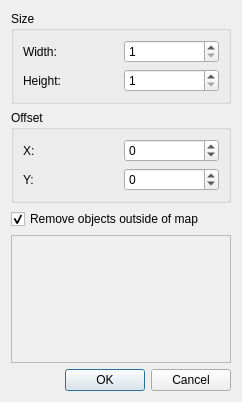
The window that src/tiled/resizedialog.ui (mapeditor/tiled) describes before a commit, drawn with Qt 5.
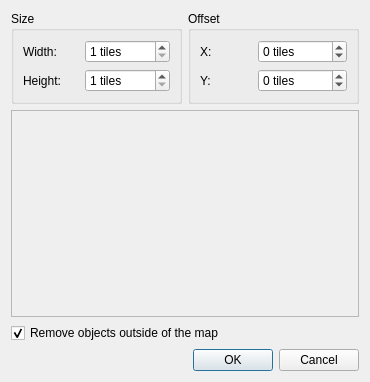
The same window after the commit. Custom widgets are drawn as their Qt base class.

Commit message:
Coding style and UI layout tweaks
* Simplified settings usage
* Adjusted variable and function names to avoid "Objs"
* Improved layout of Resize Map dialog

```diff
--- a/src/tiled/resizedialog.ui
+++ b/src/tiled/resizedialog.ui
@@ -6,20 +6,33 @@
    <rect>
     <x>0</x>
     <y>0</y>
-    <width>242</width>
-    <height>402</height>
+    <width>370</width>
+    <height>382</height>
    </rect>
   </property>
   <property name="windowTitle">
    <string>Resize</string>
   </property>
-  <layout class="QVBoxLayout" name="verticalLayout">
-   <item>
+  <layout class="QGridLayout" name="gridLayout">
+   <item row="0" column="0">
     <widget class="QGroupBox" name="groupBox">
      <property name="title">
       <string>Size</string>
      </property>
      <layout class="QGridLayout" name="_6">
+      <item row="0" column="1">
+       <widget class="QSpinBox" name="widthSpinBox">
+        <property name="suffix">
+         <string> tiles</string>
+        </property>
+        <property name="minimum">
+         <number>1</number>
+        </property>
+        <property name="maximum">
+         <number>99999</number>
+        </property>
+       </widget>
+      </item>
       <item row="0" column="0">
        <widget class="QLabel" name="label_3">
         <property name="text">
@@ -30,16 +43,6 @@
         </property>
        </widget>
       </item>
-      <item row="0" column="1">
-       <widget class="QSpinBox" name="widthSpinBox">
-        <property name="minimum">
-         <number>1</number>
-        </property>
-        <property name="maximum">
-         <number>99999</number>
-        </property>
-       </widget>
-      </item>
       <item row="1" column="0">
        <widget class="QLabel" name="label_4">
         <property name="text">
@@ -52,6 +55,9 @@
       </item>
       <item row="1" column="1">
        <widget class="QSpinBox" name="heightSpinBox">
+        <property name="suffix">
+         <string> tiles</string>
+        </property>
         <property name="minimum">
          <number>1</number>
         </property>
@@ -63,7 +69,7 @@
      </layout>
     </widget>
    </item>
-   <item>
+   <item row="0" column="1">
     <widget class="QGroupBox" name="groupBox_2">
      <property name="title">
       <string>Offset</string>
@@ -81,6 +87,9 @@
       </item>
       <item row="0" column="1">
        <widget class="QSpinBox" name="offsetXSpinBox">
+        <property name="suffix">
+         <string> tiles</string>
+        </property>
         <property name="minimum">
          <number>-99999</number>
         </property>
@@ -101,6 +110,9 @@
       </item>
       <item row="1" column="1">
        <widget class="QSpinBox" name="offsetYSpinBox">
+        <property name="suffix">
+         <string> tiles</string>
+        </property>
         <property name="minimum">
          <number>-99999</number>
         </property>
@@ -112,17 +124,7 @@
      </layout>
     </widget>
    </item>
-   <item>
-    <widget class="QCheckBox" name="removeObjsCheckBox">
-     <property name="text">
-      <string>Remove objects outside of map</string>
-     </property>
-     <property name="checked">
-      <bool>true</bool>
-     </property>
-    </widget>
-   </item>
-   <item>
+   <item row="1" column="0" colspan="2">
     <widget class="QFrame" name="frame">
      <property name="sizePolicy">
       <sizepolicy hsizetype="Preferred" vsizetype="Preferred">
@@ -143,7 +145,17 @@
      </layout>
     </widget>
    </item>
-   <item>
+   <item row="2" column="0" colspan="2">
+    <widget class="QCheckBox" name="removeObjectsCheckBox">
+     <property name="text">
+      <string>Remove objects outside of the map</string>
+     </property>
+     <property name="checked">
+      <bool>true</bool>
+     </property>
+    </widget>
+   </item>
+   <item row="3" column="0" colspan="2">
     <widget class="QDialogButtonBox" name="buttonBox">
      <property name="orientation">
       <enum>Qt::Horizontal</enum>
```
Left out of the diff: 34 changed lines with no effect on the pictures. The commit also changes 8 other files.
